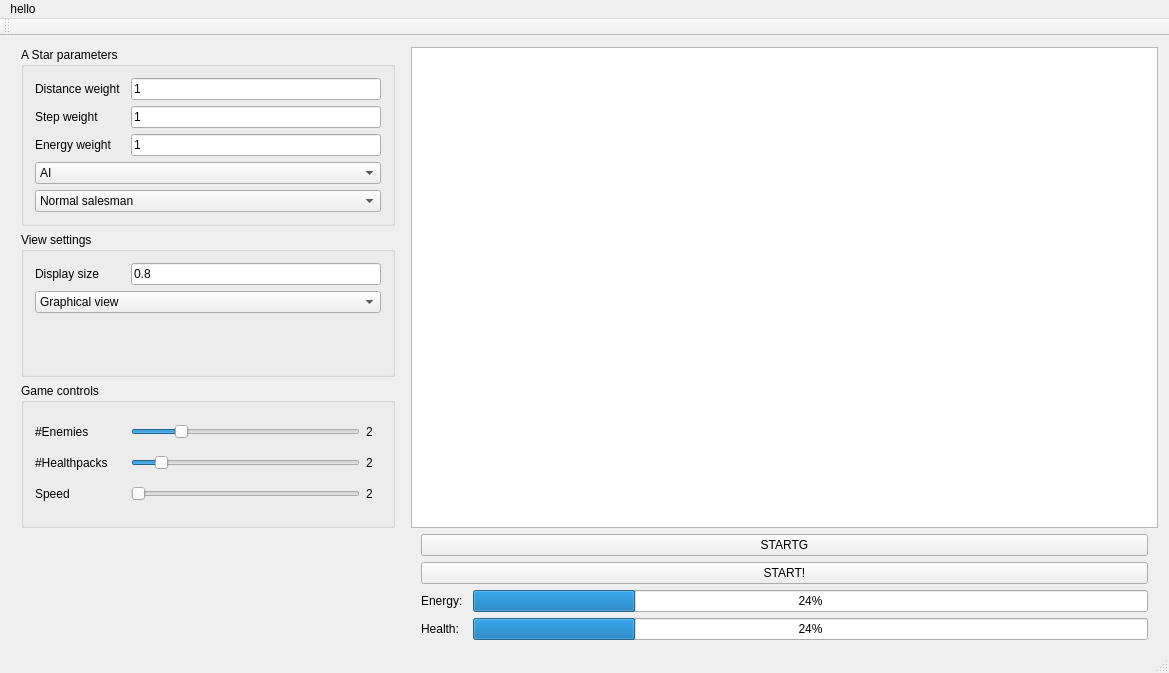
Old version of the form mainwindow.ui in the repository samyv/Groept_AstarMario.
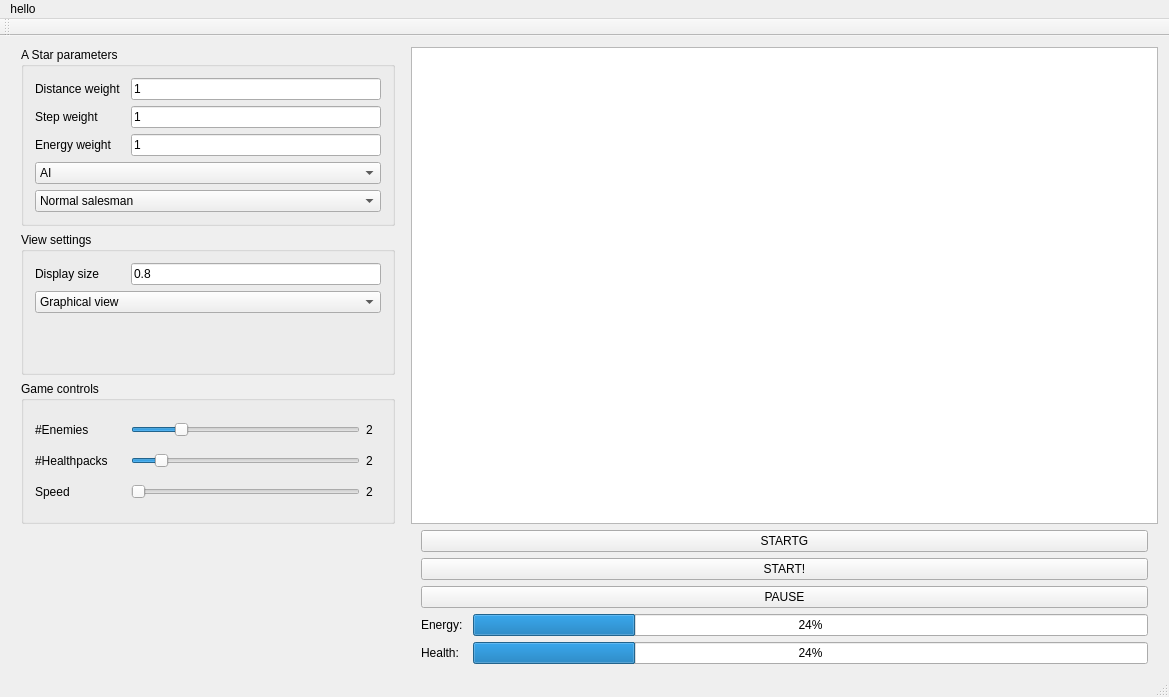
New version of the form. Custom widgets are drawn as their Qt base class.

Commit message: pause button and last changes tview

```diff
--- a/mainwindow.ui
+++ b/mainwindow.ui
@@ -7,7 +7,7 @@
     <x>0</x>
     <y>0</y>
     <width>1169</width>
-    <height>673</height>
+    <height>697</height>
    </rect>
   </property>
   <property name="mouseTracking">
@@ -169,6 +169,13 @@
         </property>
        </widget>
       </item>
+      <item row="2" column="0" colspan="2">
+       <widget class="QPushButton" name="Pause">
+        <property name="text">
+         <string>PAUSE</string>
+        </property>
+       </widget>
+      </item>
      </layout>
     </item>
     <item row="1" column="0">
```
Left out of the diff: 2 changed lines with no effect on the pictures. The commit also changes 10 other files.
